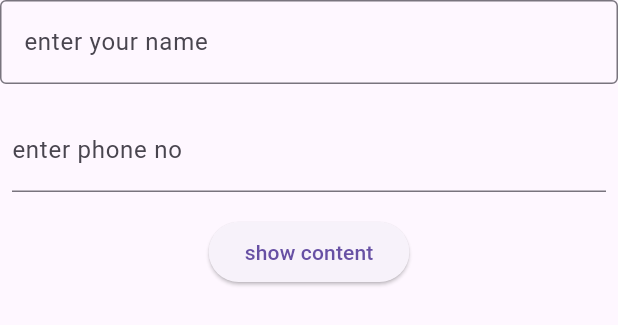
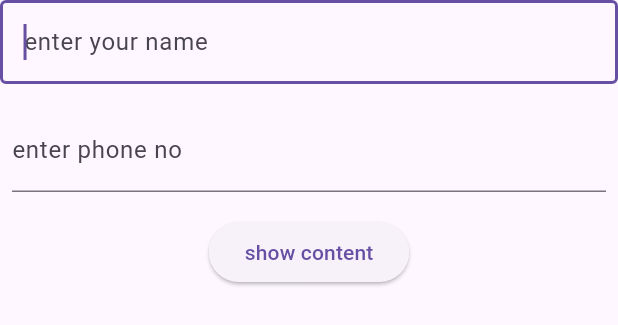
Before and after one commit to abdultanveer/siemens, a Flutter app: the MyForm widget shown alone on an empty page, opened directly, on a phone screen of 412 x 824 dp. Shown: the top 325 px of the screen. Run offline on Flutter 3.47's test engine with Material 3 defaults, Android fonts, the phone set to English and light mode, and no system bars.

Commit message:
textfield focus

```diff
--- a/lib/forms/textfield_demo.dart
+++ b/lib/forms/textfield_demo.dart
@@ -1,8 +1,6 @@
 import 'package:flutter/material.dart';
 
-
 void main() => runApp(const TextFieldApp());
-
 
 class TextFieldApp extends StatelessWidget {
   const TextFieldApp({super.key});
@@ -23,40 +21,66 @@ class MyForm extends StatefulWidget {
   @override
   State<MyForm> createState() => _MyFormState();
 }
+
 //what is builder designn pattern -- flat - 3M , car -2, interior-2 , 1L
 class _MyFormState extends State<MyForm> {
   final myController = TextEditingController();
+  late FocusNode myFocusnode;
+
+  @override
+  void initState() {
+    // TODO: implement initState
+    super.initState();
+    myFocusnode = FocusNode();
+  }
+
+  @override
+  void dispose() {
+    // TODO: implement dispose
+    super.dispose();
+    myFocusnode.dispose();
+    myController.dispose();
+  }
 
   @override
   Widget build(BuildContext context) {
     return Column(
       children: [
         TextField(
+            autofocus: true,
             controller: myController,
-          onChanged: (textUserTyped){
-            print('$textUserTyped');
+            onChanged: (textUserTyped) {
+              print('$textUserTyped(${textUserTyped.characters.length})');
             },
             decoration: InputDecoration(
-            border: OutlineInputBorder(),
-            hintText: "enter your name"
-          )
+                border: OutlineInputBorder(), hintText: "enter your name")),
+        Padding(
+          padding: const EdgeInsets.symmetric(horizontal: 8, vertical: 16),
+          child: TextField(
+            focusNode: myFocusnode,
+
+            decoration: InputDecoration(
+                border: UnderlineInputBorder(), labelText: "enter phone no"),
           ),
-        Padding(
-          padding: const EdgeInsets.symmetric(horizontal: 8,vertical: 16),
-          child: TextField(decoration: InputDecoration(
-            border: UnderlineInputBorder(),
-            labelText: "enter phone no"
-          ),),
         ),
-        ElevatedButton(onPressed: (){
-          showDialog(context: context, builder: (context){
+        ElevatedButton(
+            onPressed: () {
+              myFocusnode.requestFocus();
+             // showAlertDialog(context);
+            },
+            child: Text('show content'))
+      ],
+    );
+  }
+
+  void showAlertDialog(BuildContext context) {
+     showDialog(
+        context: context,
+        builder: (context) {
           return AlertDialog(
             title: Text("showing"),
             content: Text(myController.text),
           );
         });
-        }, child: Text('show content'))
-      ],
-    );
   }
 }
```
Lines whose indentation alone changed are shown as unchanged.
